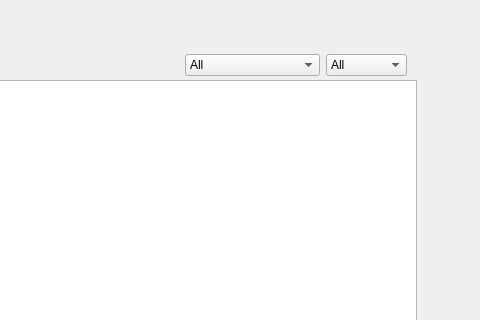
This is CS8project2/mainwindow.ui in pradakev/CS8GroupProject2 as Qt 5 draws it before an edit; both pictures show x 344 to 824 and y 0 to 320 of the 824 by 622 pixel window. The edited form follows.
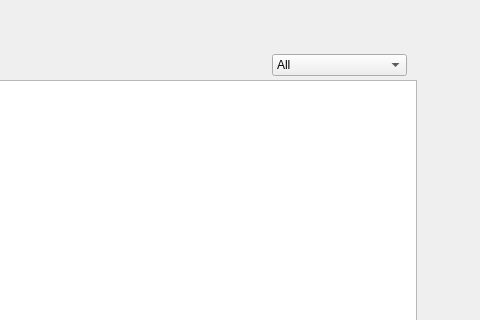
This is the edited form. Icons and pictures are not drawn.

Diff of the .ui file:
```diff
--- a/CS8project2/mainwindow.ui
+++ b/CS8project2/mainwindow.ui
@@ -903,13 +903,9 @@
            <string>Grass Surface Only</string>
           </property>
          </item>
-        </widget>
-       </item>
-       <item>
-        <widget class="QComboBox" name="StadiumInfoTableOptions">
          <item>
           <property name="text">
-           <string>All</string>
+           <string>National Leagues</string>
           </property>
          </item>
          <item>
```
Left out of the diff: 7 changed lines with no effect on the pictures.
